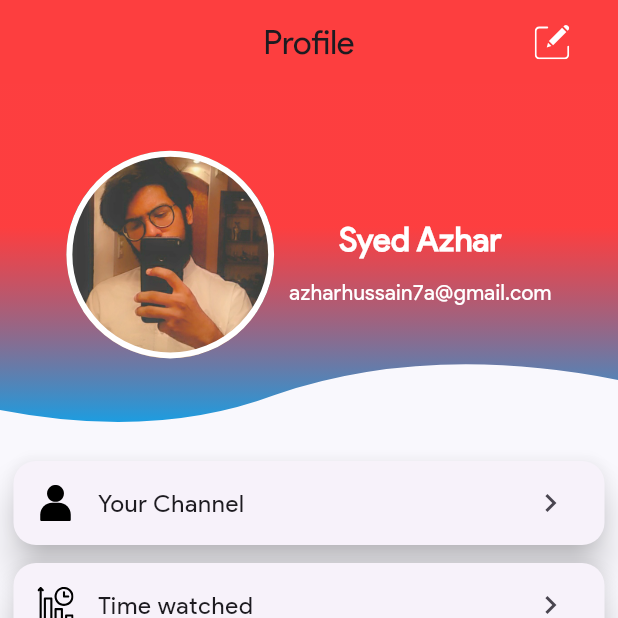
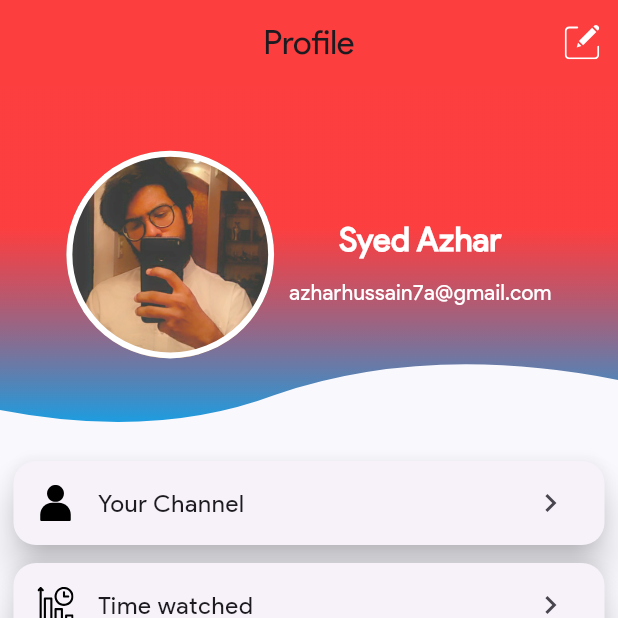
Before and after one commit to sahq-azhar/Flutter-Future_Google-YouTube_UI, a Flutter app: the ProfileScreen screen opened directly, on a phone screen of 412 x 824 dp, the top half of it. Run offline on Flutter 3.47's test engine with Material 3 defaults, Android fonts, the phone set to English and light mode, and no system bars; our stand-ins replace curved_navigation_bar, flutter_custom_clippers, flutter_svg; network calls fail.

```diff
--- a/lib/data/youtube_data.dart
+++ b/lib/data/youtube_data.dart
@@ -1,16 +1,16 @@
 class YoutubeModel {
-  final String title;
-  final String description;
-  final String thumbNail;
-  final String publishedTime;
-  final String channelTitle;
-  final String channelAvatar;
-  final String viewCount;
-  final String likeCount;
-  final String dislikeCount;
+  final String? title;
+  final String? description;
+  final String? thumbNail;
+  final String? publishedTime;
+  final String? channelTitle;
+  final String? channelAvatar;
+  final String? viewCount;
+  final String? likeCount;
+  final String? dislikeCount;
 
-  YoutubeModel(
-      {this.title,
+  YoutubeModel({
+    this.title,
     this.description,
     this.thumbNail,
     this.publishedTime,
@@ -18,7 +18,8 @@ class YoutubeModel {
     this.channelAvatar,
     this.viewCount,
     this.likeCount,
-      this.dislikeCount});
+    this.dislikeCount,
+  });
 }
 
 List<YoutubeModel> youtubeData = [
@@ -29,7 +30,7 @@ List<YoutubeModel> youtubeData = [
     publishedTime: "10 hour ago",
     channelTitle: "SAHQ",
     channelAvatar: "https://i.ibb.co/x3M3fgY/sahqchannel.png",
-    viewCount: "1B views",
+    viewCount: "1B views", description: '', likeCount: '', dislikeCount: '',
   ),
   YoutubeModel(
     title: "Google reacts to SAHQ-YouTube UI concept",
@@ -39,7 +40,7 @@ List<YoutubeModel> youtubeData = [
     channelTitle: "Google",
     channelAvatar:
         "https://www.freepngimg.com/thumb/google/67060-play-photos-search-google-account-png-file-hd.png",
-    viewCount: "10M views",
+    viewCount: "10M views", description: '', likeCount: '', dislikeCount: '',
   ),
   YoutubeModel(
     title: "YouTube thinking of changing it's UI",
@@ -49,7 +50,7 @@ List<YoutubeModel> youtubeData = [
     channelTitle: "YouTube",
     channelAvatar:
         "https://i.ibb.co/cCRTVDN/logoytchannel.png",
-    viewCount: "53M views",
+    viewCount: "53M views", description: '', likeCount: '', dislikeCount: '',
   ),
   YoutubeModel(
     title: "From paper to code- Youtube UI-Concept by SAHQ",
@@ -58,7 +59,7 @@ List<YoutubeModel> youtubeData = [
     publishedTime: "5 hour ago",
     channelTitle: "SAHQ",
     channelAvatar: "https://i.ibb.co/x3M3fgY/sahqchannel.png",
-    viewCount: "10M views",
+    viewCount: "10M views", description: '', likeCount: '', dislikeCount: '',
   ),
   YoutubeModel(
     title: "Google reacts to SAHQ-YouTube UI concept",
@@ -68,16 +69,16 @@ List<YoutubeModel> youtubeData = [
     channelTitle: "Google",
     channelAvatar:
     "https://www.freepngimg.com/thumb/google/67060-play-photos-search-google-account-png-file-hd.png",
-    viewCount: "10M views",
+    viewCount: "10M views", description: '', likeCount: '', dislikeCount: '',
   ),
   YoutubeModel(
     title: "Future Youtube UI-Concept by SAHQ",
     thumbNail:
-    "https://www.androidguys.com/wp-content/uploads/2015/12/forest-patrol.jpg",
+    "https://w0.peakpx.com/wallpaper/274/278/HD-wallpaper-forest-patrol-orange-pink-plum.jpg",
     publishedTime: "13 hours ago",
     channelTitle: "YouTube",
     channelAvatar:
     "https://i.ibb.co/cCRTVDN/logoytchannel.png",
-    viewCount: "53M views",
+    viewCount: "53M views", description: '', likeCount: '', dislikeCount: '',
   ),
 ];
--- a/lib/pages-size.dart
+++ b/lib/pages-size.dart
@@ -1,21 +1,21 @@
 import 'package:flutter/widgets.dart';
 
 class SizeInitialize {
-  static MediaQueryData _mediaQueryData;
-  static double screenWidth;
-  static double screenHeight;
-  static double defaultSize;
-  static Orientation orientation;
+  static MediaQueryData? _mediaQueryData;
+  static double? screenWidth;
+  static double? screenHeight;
+  static double? defaultSize;
+  static Orientation? orientation;
 
   void init(BuildContext context) {
     _mediaQueryData = MediaQuery.of(context);
-    screenWidth = _mediaQueryData.size.width;
-    screenHeight = _mediaQueryData.size.height;
-    orientation = _mediaQueryData.orientation;
+    screenWidth = _mediaQueryData!.size.width;
+    screenHeight = _mediaQueryData!.size.height;
+    orientation = _mediaQueryData!.orientation;
     // On iPhone 11 the defaultSize = 10 almost
     // So if the screen size increase or decrease then our defaultSize also vary
     defaultSize = orientation == Orientation.landscape
-        ? screenHeight * 0.024
-        : screenWidth * 0.024;
+        ? screenHeight! * 0.024
+        : screenWidth! * 0.024;
   }
 }
--- a/lib/pages/home_page/home-page_main.dart
+++ b/lib/pages/home_page/home-page_main.dart
@@ -31,7 +31,7 @@ class HomeScreen extends StatelessWidget {
         ),
         SizedBox(
           // It means 5 because by out defaultSize = 10
-          width: SizeInitialize.defaultSize * 0.5,
+          width: SizeInitialize.defaultSize! * 0.5,
         )
       ],
     );
--- a/lib/pages/profile_page/profile-page.dart
+++ b/lib/pages/profile_page/profile-page.dart
@@ -23,12 +23,12 @@ class Body extends StatelessWidget {
 }
 
 Widget _myListView(BuildContext context) {
-  double defaultSize = SizeInitialize.defaultSize;
+  double? defaultSize = SizeInitialize.defaultSize;
   return ListView(
 
     children: <Widget>[
       SizedBox(
-        height: defaultSize * 24, // 240//distance between picture and appbar
+        height: defaultSize! * 24, // 240//distance between picture and appbar
         child: Stack(
           children: <Widget>[
             ClipPath(
@@ -244,14 +244,15 @@ AppBar buildAppBar() {
     centerTitle: true,
     title: Text("Profile"),
     actions: <Widget>[
-      FlatButton(
+      IconButton(
+        icon: SvgPicture.asset(
+          "assets/icons/edit.svg",
+          width: 23,
+          height: 23,
+          color: Colors.white,
+        ),
         onPressed: () {},
-        child: IconButton(
-          icon: SvgPicture.asset("assets/icons/edit.svg",
-              width: 23, height: 23,color: Colors.white,),
-          onPressed: () {},
-        ),
-      ),
+      )
     ],
   );
 }
```
Also changed, not shown: lib/pages/detail_page/details_screen.dart (+15 -17 lines), lib/pages/detail_page/tabview.dart (+6 -6 lines), lib/pages/home_page/items/0_top_container.dart (+5 -5 lines), lib/pages/home_page/items/1_top-categories.dart (+6 -6 lines), lib/pages/home_page/items/2_main-videos.dart (+34 -15 lines), lib/pages/home_page/items/3_stories_short-videos.dart (+11 -11 lines), lib/pages/home_page/items/body.dart (+11 -8 lines), pubspec.yaml (+8 -8 lines), pubspec.lock, 5 other files. Lines whose indentation alone changed are shown as unchanged.
